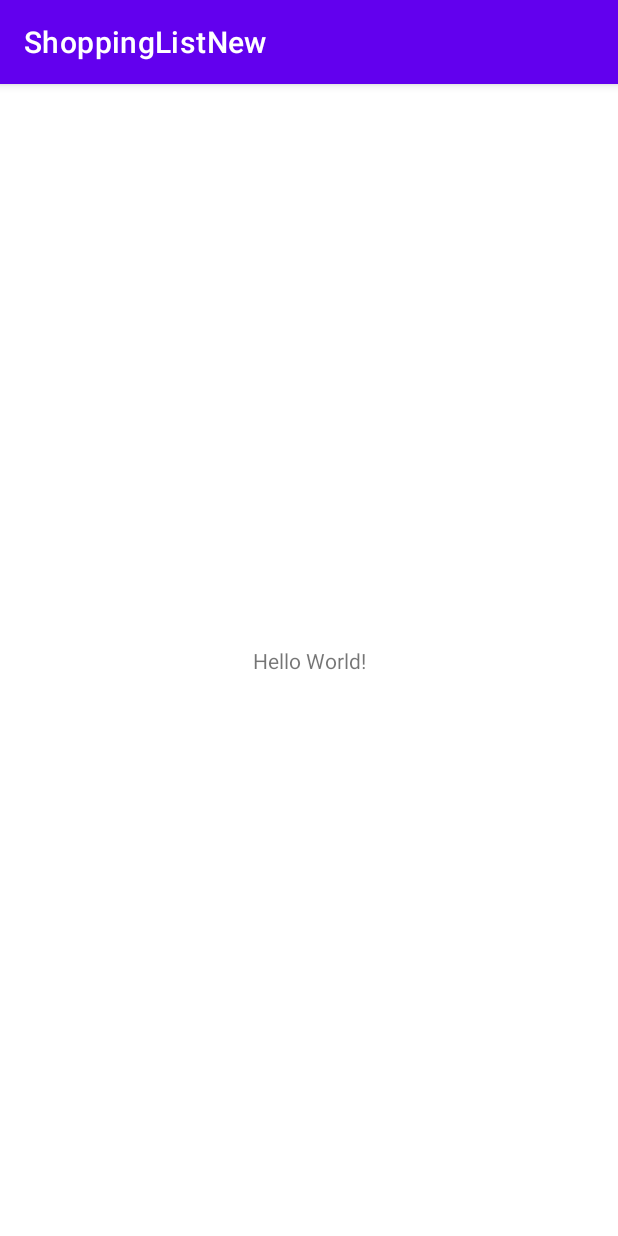
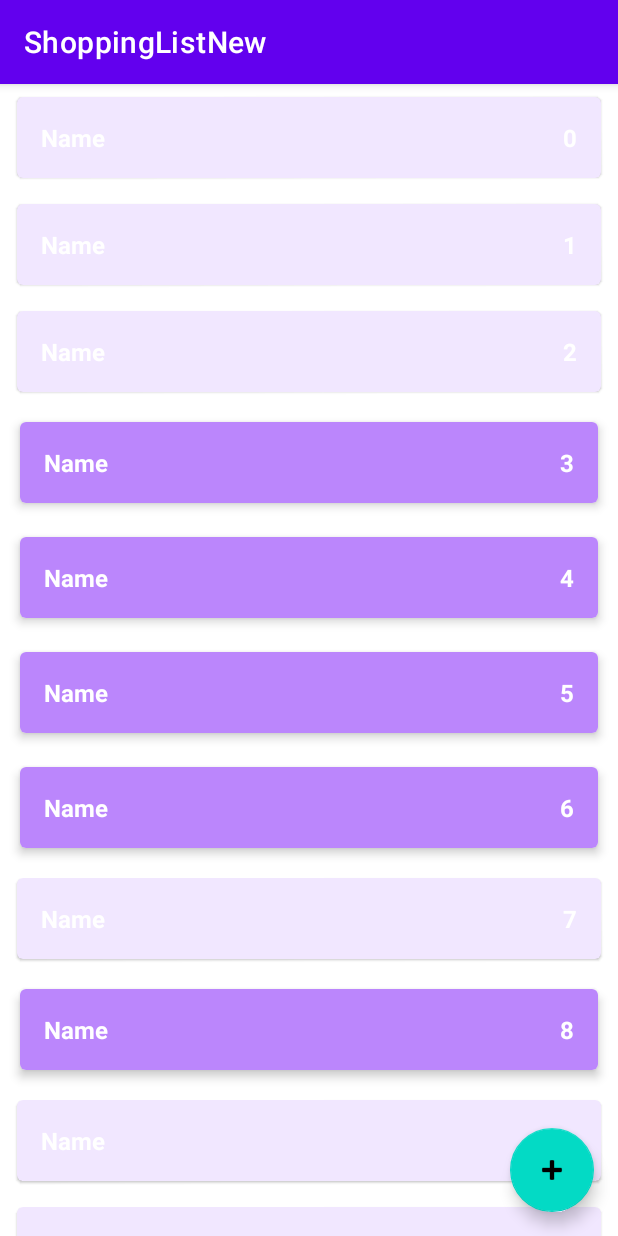
Before and after one commit to NURSULTAN1989/ShoppingListNew, an Android app: the screen it shows after launch (MainActivity), on a phone screen of 412 x 824 dp. Run offline under Robolectric (Android 15) with nearby library versions, the phone set to English and light mode, and no system bars.

Commit message:
Clean Architecture

```diff
--- a/app/src/main/AndroidManifest.xml
+++ b/app/src/main/AndroidManifest.xml
@@ -10,7 +10,7 @@
         android:supportsRtl="true"
         android:theme="@style/Theme.ShoppingListNew">
         <activity
-            android:name=".MainActivity"
+            android:name=".presentation.MainActivity"
             android:exported="true">
             <intent-filter>
                 <action android:name="android.intent.action.MAIN" />
--- a/app/src/main/java/com/example/shoppinglistnew/MainActivity.kt
+++ /dev/null
@@ -1,11 +0,0 @@
-package com.example.shoppinglistnew
-
-import androidx.appcompat.app.AppCompatActivity
-import android.os.Bundle
-
-class MainActivity : AppCompatActivity() {
-    override fun onCreate(savedInstanceState: Bundle?) {
-        super.onCreate(savedInstanceState)
-        setContentView(R.layout.activity_main)
-    }
-}
--- /dev/null
+++ b/app/src/main/java/com/example/shoppinglistnew/data/ShopItemRepoImpl.kt
@@ -0,0 +1,57 @@
+package com.example.shoppinglistnew.data
+
+import androidx.lifecycle.LiveData
+import androidx.lifecycle.MutableLiveData
+import com.example.shoppinglistnew.domain.ShopItem
+import com.example.shoppinglistnew.domain.ShopItemRepositoty
+import java.lang.RuntimeException
+import kotlin.random.Random
+
+object ShopItemRepoImpl : ShopItemRepositoty {
+    private val shopListLD = MutableLiveData<List<ShopItem>>()
+    private val shopList = mutableListOf<ShopItem>()
+    private var autoIncrementId = 0
+
+    init {
+        for (i in 0 until 300) {
+            val item = ShopItem("Name", i, Random.nextBoolean())
+            addShopItem(item)
+        }
+    }
+
+    override fun addShopItem(shopItem: ShopItem) {
+        if (shopItem.id == ShopItem.UNDEFINED_ID) {
+            shopItem.id = autoIncrementId++
+        }
+        shopList.add(shopItem)
+        updateList()
+    }
+
+    override fun deleteShopItem(shopItem: ShopItem) {
+        val shopItem_n= getShopItem(shopItem.id)
+        shopList.remove(shopItem_n)
+        updateList()
+    }
+
+    override fun editShopItem(shopItem: ShopItem) {
+        var oldItem = shopItem
+        deleteShopItem(shopItem)
+        addShopItem(oldItem)
+    }
+
+    override fun getShopItem(shopItemId: Int): ShopItem {
+        return shopList.find {
+            it.id == shopItemId
+        } ?: throw RuntimeException("Not found Shopitem with id ${shopItemId}")
+    }
+
+    override fun getShopList(): LiveData<List<ShopItem>> {
+        return shopListLD
+    }
+
+    fun updateList() {
+
+        shopListLD.value = shopList.toList().sortedBy { it.id }
+
+    }
+}
--- /dev/null
+++ b/app/src/main/java/com/example/shoppinglistnew/domain/AddShopItemUseCase.kt
@@ -0,0 +1,7 @@
+package com.example.shoppinglistnew.domain
+
+class AddShopItemUseCase(private val shopItemRepositoty: ShopItemRepositoty) {
+    fun addShopItem(shopItem: ShopItem){
+        shopItemRepositoty.addShopItem(shopItem)
+    }
+}
--- /dev/null
+++ b/app/src/main/java/com/example/shoppinglistnew/domain/DeletShopItemUseCase.kt
@@ -0,0 +1,7 @@
+package com.example.shoppinglistnew.domain
+
+class DeletShopItemUseCase(private val shopItemRepositoty: ShopItemRepositoty) {
+    fun deleteShopItem(shopItem: ShopItem){
+        shopItemRepositoty.deleteShopItem(shopItem)
+    }
+}
--- /dev/null
+++ b/app/src/main/java/com/example/shoppinglistnew/domain/EditShopItemUseCase.kt
@@ -0,0 +1,7 @@
+package com.example.shoppinglistnew.domain
+
+class EditShopItemUseCase(private val shopItemRepositoty: ShopItemRepositoty) {
+    fun editShopItem(shopItem: ShopItem){
+        shopItemRepositoty.editShopItem(shopItem)
+    }
+}
--- /dev/null
+++ b/app/src/main/java/com/example/shoppinglistnew/domain/GetShopItemUseCase.kt
@@ -0,0 +1,7 @@
+package com.example.shoppinglistnew.domain
+
+class GetShopItemUseCase(private val shopItemRepositoty: ShopItemRepositoty) {
+    fun getShopItem(shopItemid:Int):ShopItem{
+        return shopItemRepositoty.getShopItem(shopItemid)
+    }
+}
--- /dev/null
+++ b/app/src/main/java/com/example/shoppinglistnew/domain/GetShopListUseCase.kt
@@ -0,0 +1,9 @@
+package com.example.shoppinglistnew.domain
+
+import androidx.lifecycle.LiveData
+
+class GetShopListUseCase(private val shopItemRepositoty: ShopItemRepositoty) {
+    fun getShopList(): LiveData<List<ShopItem>> {
+       return shopItemRepositoty.getShopList()
+    }
+}
--- /dev/null
+++ b/app/src/main/java/com/example/shoppinglistnew/domain/ShopItem.kt
@@ -0,0 +1,13 @@
+package com.example.shoppinglistnew.domain
+
+data class ShopItem(
+
+    val name: String,
+    val count: Int,
+    val enabled: Boolean,
+    var id:Int = UNDEFINED_ID
+){
+    companion object{
+        const val UNDEFINED_ID=-1
+    }
+}
--- /dev/null
+++ b/app/src/main/java/com/example/shoppinglistnew/domain/ShopItemRepositoty.kt
@@ -0,0 +1,11 @@
+package com.example.shoppinglistnew.domain
+
+import androidx.lifecycle.LiveData
+
+interface ShopItemRepositoty {
+    fun addShopItem(shopItem: ShopItem)
+    fun deleteShopItem(shopItem: ShopItem)
+    fun editShopItem(shopItem: ShopItem)
+    fun getShopItem(shopItemId:Int):ShopItem
+    fun getShopList():LiveData<List<ShopItem>>
+}
--- /dev/null
+++ b/app/src/main/java/com/example/shoppinglistnew/presentation/MainActivity.kt
@@ -0,0 +1,51 @@
+package com.example.shoppinglistnew.presentation
+
+import androidx.appcompat.app.AppCompatActivity
+import android.os.Bundle
+import android.util.Log
+import android.view.LayoutInflater
+import android.widget.LinearLayout
+import android.widget.TextView
+import androidx.lifecycle.ViewModelProvider
+import androidx.recyclerview.widget.RecyclerView
+import com.example.shoppinglistnew.R
+import com.example.shoppinglistnew.domain.ShopItem
+
+class MainActivity : AppCompatActivity() {
+    private lateinit var viewModel: MainViewModel
+    private lateinit var shopListAdapter: ShopListAdapter
+    override fun onCreate(savedInstanceState: Bundle?) {
+        var count = 0
+        super.onCreate(savedInstanceState)
+        setContentView(R.layout.activity_main)
+        setupRecylerView()
+        viewModel = ViewModelProvider(this)[MainViewModel::class.java]
+        viewModel.shopList.observe(this) {
+            shopListAdapter.shopList = it
+        }
+    }
+
+    private fun setupRecylerView() {
+        val rvShopList = findViewById<RecyclerView>(R.id.rv_shop_list)
+        shopListAdapter = ShopListAdapter()
+        rvShopList.adapter = shopListAdapter
+        with(rvShopList) {
+            recycledViewPool.setMaxRecycledViews(
+                ShopListAdapter.VIEW_TYPE_ENABLED,
+                ShopListAdapter.MAX_POOL_SIZE
+            )
+            recycledViewPool.setMaxRecycledViews(
+                ShopListAdapter.VIEW_TYPE_DISABLED,
+                ShopListAdapter.MAX_POOL_SIZE
+            )
+        }
+        shopListAdapter.onLongClickListener = object : ShopListAdapter.OnLongClick {
+            override fun onLongClick(shopItem: ShopItem) {
+                viewModel.changeEnabledShopItem(shopItem)
+            }
+
+        }
+    }
+
+
+}
--- /dev/null
+++ b/app/src/main/java/com/example/shoppinglistnew/presentation/MainViewModel.kt
@@ -0,0 +1,27 @@
+package com.example.shoppinglistnew.presentation
+
+import androidx.lifecycle.MutableLiveData
+import androidx.lifecycle.ViewModel
+import com.example.shoppinglistnew.data.ShopItemRepoImpl
+import com.example.shoppinglistnew.domain.*
+
+class MainViewModel : ViewModel() {
+
+    private val repository = ShopItemRepoImpl
+    private val getShopListUseCase = GetShopListUseCase(repository)
+    private val addShopItemUseCase = AddShopItemUseCase(repository)
+    private val editShopItemUseCase = EditShopItemUseCase(repository)
+    private val getShopItemUseCase = GetShopItemUseCase(repository)
+
+    val shopList=getShopListUseCase.getShopList()
+
+    fun addShopItem(shopItem: ShopItem){
+        addShopItemUseCase.addShopItem(shopItem)
+    }
+    fun changeEnabledShopItem(shopItem: ShopItem){
+        val newItem=shopItem.copy(enabled = !shopItem.enabled)
+        editShopItemUseCase.editShopItem(newItem)
+
+    }
+
+}
--- /dev/null
+++ b/app/src/main/java/com/example/shoppinglistnew/presentation/ShopListAdapter.kt
@@ -0,0 +1,73 @@
+package com.example.shoppinglistnew.presentation
+
+import android.util.Log
+import android.view.LayoutInflater
+import android.view.View
+import android.view.ViewGroup
+import android.widget.TextView
+import androidx.recyclerview.widget.RecyclerView
+import com.example.shoppinglistnew.R
+import com.example.shoppinglistnew.domain.ShopItem
+import java.lang.RuntimeException
+import kotlin.math.log
+
+class ShopListAdapter : RecyclerView.Adapter<ShopListAdapter.ShopItemViewHolder>() {
+    var count = 0
+    var onLongClickListener: OnLongClick? = null
+    var shopList = listOf<ShopItem>()
+        set(value) {
+            field = value
+            notifyDataSetChanged()
+        }
+
+    override fun onCreateViewHolder(parent: ViewGroup, viewType: Int): ShopItemViewHolder {
+        Log.d("ShoplistAdapter", "OncreateViewHolder, count=${++count}")
+        val layout = when (viewType) {
+            VIEW_TYPE_ENABLED -> R.layout.item_enabled
+            VIEW_TYPE_DISABLED -> R.layout.item_disabled
+            else -> throw RuntimeException("Unknown view type:${viewType}")
+        }
+
+        val view = LayoutInflater.from(parent.context).inflate(layout, parent, false)
+        return ShopItemViewHolder(view)
+    }
+
+    override fun onBindViewHolder(holder: ShopItemViewHolder, position: Int) {
+        val shopItem = shopList[position]
+        holder.tvName.text = shopItem.name
+        holder.tvCount.text = shopItem.count.toString()
+        holder.view.setOnLongClickListener {
+            onLongClickListener?.onLongClick(shopItem)
+            true
+        }
+    }
+
+    override fun getItemCount(): Int {
+        return shopList.size
+    }
+
+    override fun getItemViewType(position: Int): Int {
+        val shopItem = shopList[position]
+        if (shopItem.enabled) {
+            return VIEW_TYPE_ENABLED
+        } else {
+            return VIEW_TYPE_DISABLED
+        }
+    }
+
+    class ShopItemViewHolder(val view: View) : RecyclerView.ViewHolder(view) {
+        val tvName = view.findViewById<TextView>(R.id.tv_name)
+        val tvCount = view.findViewById<TextView>(R.id.tv_count)
+    }
+
+    interface OnLongClick {
+        fun onLongClick(shopItem: ShopItem)
+    }
+
+    companion object {
+        const val VIEW_TYPE_ENABLED = 1
+        const val VIEW_TYPE_DISABLED = 0
+        const val MAX_POOL_SIZE = 10
+    }
+
+}
--- a/app/src/main/res/layout/activity_main.xml
+++ b/app/src/main/res/layout/activity_main.xml
@@ -4,15 +4,32 @@
     xmlns:tools="http://schemas.android.com/tools"
     android:layout_width="match_parent"
     android:layout_height="match_parent"
-    tools:context=".MainActivity">
+    tools:context=".presentation.MainActivity">
 
-    <TextView
+
+    <androidx.recyclerview.widget.RecyclerView
+        android:id="@+id/rv_shop_list"
+        android:layout_width="0dp"
+        android:layout_height="0dp"
+        app:layoutManager="androidx.recyclerview.widget.LinearLayoutManager"
+        app:layout_constraintBottom_toBottomOf="parent"
+        app:layout_constraintEnd_toEndOf="parent"
+        app:layout_constraintStart_toStartOf="parent"
+        app:layout_constraintTop_toTopOf="parent"
+        tools:listitem="@layout/item_enabled">
+
+    </androidx.recyclerview.widget.RecyclerView>
+
+    <com.google.android.material.floatingactionbutton.FloatingActionButton
+        android:id="@+id/btn_add_shop_item"
         android:layout_width="wrap_content"
         android:layout_height="wrap_content"
-        android:text="Hello World!"
+        android:clickable="true"
+        android:focusable="true"
+        android:layout_marginEnd="16dp"
+        android:layout_marginBottom="16dp"
+        android:contentDescription="Add new shop item"
         app:layout_constraintBottom_toBottomOf="parent"
-        app:layout_constraintLeft_toLeftOf="parent"
-        app:layout_constraintRight_toRightOf="parent"
-        app:layout_constraintTop_toTopOf="parent" />
-
+        app:layout_constraintEnd_toEndOf="parent"
+        app:srcCompat="@android:drawable/ic_input_add" />
 </androidx.constraintlayout.widget.ConstraintLayout>
--- /dev/null
+++ b/app/src/main/res/layout/item_disabled.xml
@@ -0,0 +1,43 @@
+<?xml version="1.0" encoding="utf-8"?>
+<androidx.cardview.widget.CardView xmlns:android="http://schemas.android.com/apk/res/android"
+    android:layout_width="match_parent"
+    android:layout_height="wrap_content"
+    xmlns:app="http://schemas.android.com/apk/res-auto"
+    xmlns:tools="http://schemas.android.com/tools"
+    android:layout_marginStart="8dp"
+    android:layout_marginEnd="8dp"
+    android:layout_marginTop="4dp"
+    android:layout_marginBottom="4dp"
+    app:cardCornerRadius="4dp"
+    app:cardElevation="1dp"
+    app:cardUseCompatPadding="true">
+    <LinearLayout
+        android:layout_width="match_parent"
+        android:layout_height="wrap_content"
+        android:background="#33BB86FC"
+        android:orientation="horizontal"
+        android:padding="16dp">
+
+        <TextView
+            android:id="@+id/tv_name"
+            android:layout_width="0dp"
+            android:layout_height="wrap_content"
+            android:layout_weight="1"
+            android:textColor="@color/white"
+            android:textSize="16sp"
+            android:textStyle="bold"
+            tools:text="Салфетки"/>
+        <TextView
+            android:id="@+id/tv_count"
+            android:layout_width="wrap_content"
+            android:layout_height="wrap_content"
+            android:textColor="@color/white"
+            android:textSize="16sp"
+            android:textStyle="bold"
+            tools:text="1"/>
+
+
+    </LinearLayout>
+
+
+</androidx.cardview.widget.CardView>
--- /dev/null
+++ b/app/src/main/res/layout/item_enabled.xml
@@ -0,0 +1,43 @@
+<?xml version="1.0" encoding="utf-8"?>
+<androidx.cardview.widget.CardView xmlns:android="http://schemas.android.com/apk/res/android"
+    android:layout_width="match_parent"
+    android:layout_height="wrap_content"
+    xmlns:app="http://schemas.android.com/apk/res-auto"
+    xmlns:tools="http://schemas.android.com/tools"
+    android:layout_marginStart="8dp"
+    android:layout_marginEnd="8dp"
+    android:layout_marginTop="4dp"
+    android:layout_marginBottom="4dp"
+    app:cardCornerRadius="4dp"
+    app:cardElevation="4dp"
+    app:cardUseCompatPadding="true">
+    <LinearLayout
+        android:layout_width="match_parent"
+        android:layout_height="wrap_content"
+        android:background="@color/purple_200"
+        android:orientation="horizontal"
+        android:padding="16dp">
+
+        <TextView
+            android:id="@+id/tv_name"
+            android:layout_width="0dp"
+            android:layout_height="wrap_content"
+            android:layout_weight="1"
+            android:textColor="@color/white"
+            android:textSize="16sp"
+            android:textStyle="bold"
+            tools:text="Салфетки"/>
+        <TextView
+            android:id="@+id/tv_count"
+            android:layout_width="wrap_content"
+            android:layout_height="wrap_content"
+            android:textColor="@color/white"
+            android:textSize="16sp"
+            android:textStyle="bold"
+            tools:text="1"/>
+
+
+    </LinearLayout>
+
+
+</androidx.cardview.widget.CardView>
```
